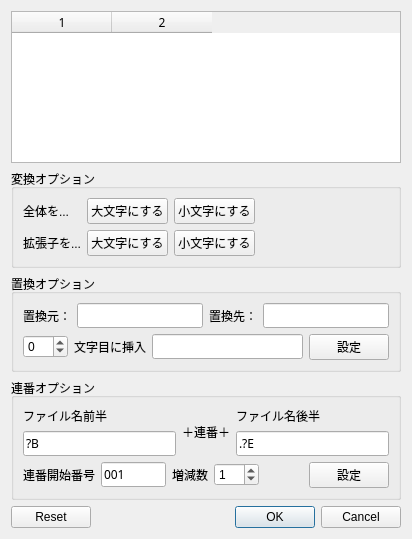
The window that renamemultidialog.ui (miyabi-satoh/Gefu) describes before a commit, drawn with Qt 5.
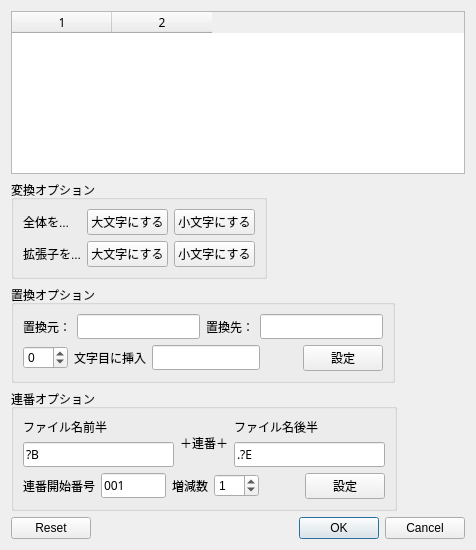
The same window after the commit.

Diff of the .ui file:
```diff
--- a/renamemultidialog.ui
+++ b/renamemultidialog.ui
@@ -6,16 +6,36 @@
    <rect>
     <x>0</x>
     <y>0</y>
-    <width>412</width>
-    <height>539</height>
+    <width>476</width>
+    <height>550</height>
    </rect>
   </property>
+  <property name="sizePolicy">
+   <sizepolicy hsizetype="MinimumExpanding" vsizetype="Preferred">
+    <horstretch>0</horstretch>
+    <verstretch>0</verstretch>
+   </sizepolicy>
+  </property>
+  <property name="minimumSize">
+   <size>
+    <width>200</width>
+    <height>0</height>
+   </size>
+  </property>
   <property name="windowTitle">
    <string>ファイル名の一括変更</string>
   </property>
-  <layout class="QVBoxLayout" name="verticalLayout_3">
+  <layout class="QVBoxLayout" name="verticalLayout_6">
+   <item>
+    <layout class="QVBoxLayout" name="verticalLayout_4">
    <item>
     <widget class="QTableWidget" name="tableWidget">
+       <property name="minimumSize">
+        <size>
+         <width>100</width>
+         <height>0</height>
+        </size>
+       </property>
      <property name="font">
       <font>
        <family>ＭＳ ゴシック</family>
@@ -49,7 +69,7 @@
    <item>
     <widget class="QGroupBox" name="groupBox">
      <property name="sizePolicy">
-      <sizepolicy hsizetype="Preferred" vsizetype="Fixed">
+        <sizepolicy hsizetype="Fixed" vsizetype="Fixed">
        <horstretch>0</horstretch>
        <verstretch>0</verstretch>
       </sizepolicy>
@@ -58,6 +78,9 @@
       <string>変換オプション</string>
      </property>
      <layout class="QFormLayout" name="formLayout_3">
+        <property name="fieldGrowthPolicy">
+         <enum>QFormLayout::FieldsStayAtSizeHint</enum>
+        </property>
       <item row="0" column="0">
        <layout class="QFormLayout" name="formLayout">
         <item row="0" column="0">
@@ -154,7 +177,7 @@
    <item>
     <widget class="QGroupBox" name="groupBox_2">
      <property name="sizePolicy">
-      <sizepolicy hsizetype="Preferred" vsizetype="Fixed">
+        <sizepolicy hsizetype="Fixed" vsizetype="Fixed">
        <horstretch>0</horstretch>
        <verstretch>0</verstretch>
       </sizepolicy>
@@ -162,7 +185,7 @@
      <property name="title">
       <string>置換オプション</string>
      </property>
-     <layout class="QVBoxLayout" name="verticalLayout_4">
+       <layout class="QVBoxLayout" name="verticalLayout_3">
       <item>
        <layout class="QHBoxLayout" name="horizontalLayout_5">
         <item>
@@ -208,9 +231,15 @@
        </layout>
       </item>
       <item>
-       <layout class="QHBoxLayout" name="horizontalLayout_9">
+         <layout class="QHBoxLayout" name="horizontalLayout_6">
         <item>
          <widget class="QSpinBox" name="insertPos">
+            <property name="sizePolicy">
+             <sizepolicy hsizetype="Fixed" vsizetype="Fixed">
+              <horstretch>0</horstretch>
+              <verstretch>0</verstretch>
+             </sizepolicy>
+            </property>
           <property name="minimum">
            <number>-99</number>
           </property>
@@ -220,9 +249,13 @@
          </widget>
         </item>
         <item>
-         <layout class="QHBoxLayout" name="horizontalLayout_6">
-          <item>
            <widget class="QLabel" name="label_5">
+            <property name="sizePolicy">
+             <sizepolicy hsizetype="Fixed" vsizetype="Preferred">
+              <horstretch>0</horstretch>
+              <verstretch>0</verstretch>
+             </sizepolicy>
+            </property>
             <property name="text">
              <string>文字目に挿入</string>
             </property>
@@ -230,6 +263,12 @@
           </item>
           <item>
            <widget class="QLineEdit" name="insertText">
+            <property name="sizePolicy">
+             <sizepolicy hsizetype="Fixed" vsizetype="Fixed">
+              <horstretch>0</horstretch>
+              <verstretch>0</verstretch>
+             </sizepolicy>
+            </property>
             <property name="font">
              <font>
               <family>ＭＳ ゴシック</family>
@@ -237,7 +276,18 @@
             </property>
            </widget>
           </item>
-         </layout>
+          <item>
+           <spacer name="horizontalSpacer_2">
+            <property name="orientation">
+             <enum>Qt::Horizontal</enum>
+            </property>
+            <property name="sizeHint" stdset="0">
+             <size>
+              <width>37</width>
+              <height>21</height>
+             </size>
+            </property>
+           </spacer>
         </item>
         <item>
          <widget class="QPushButton" name="replaceExec">
@@ -263,7 +313,7 @@
    <item>
     <widget class="QGroupBox" name="groupBox_3">
      <property name="sizePolicy">
-      <sizepolicy hsizetype="Preferred" vsizetype="Fixed">
+        <sizepolicy hsizetype="Fixed" vsizetype="Fixed">
        <horstretch>0</horstretch>
        <verstretch>0</verstretch>
       </sizepolicy>
@@ -419,6 +469,8 @@
      </layout>
     </widget>
    </item>
+    </layout>
+   </item>
    <item>
     <widget class="QDialogButtonBox" name="buttonBox">
      <property name="focusPolicy">
```
Left out of the diff: 1 changed line with no effect on the pictures. Lines whose indentation alone changed are shown as unchanged.
